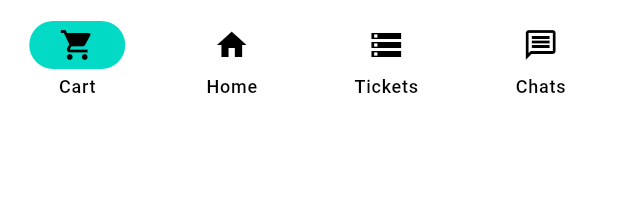
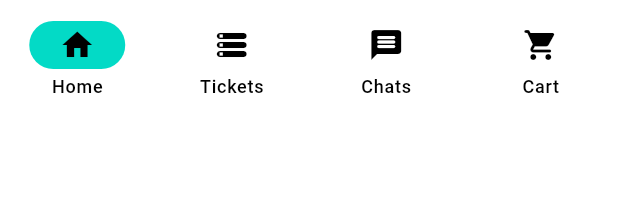
Before and after one commit to mpodmanicky/mtaa-beshket-frontend, a Flutter app: the NavBar widget shown alone on an empty page, opened directly, on a phone screen of 412 x 824 dp. Shown: the top 220 px of the screen. Run offline on Flutter 3.47's test engine with Material 3 defaults, Android fonts, the phone set to English and light mode, and no system bars; our stand-ins replace firebase_auth, firebase_core; accounts and stored records are empty.

Commit message:
edited-navigation-bar

```diff
--- a/beshket/lib/features/authentication/widgets/navigation_bar.dart
+++ b/beshket/lib/features/authentication/widgets/navigation_bar.dart
@@ -23,12 +23,13 @@ class _NavBarState extends State<NavBar> {
   Widget build(BuildContext context) {
     return NavigationBar(
       destinations: [
-        NavigationDestination(icon: Icon(Icons.shopping_cart), label: 'Cart'),
         NavigationDestination(icon: Icon(Icons.home), label: 'Home'),
         NavigationDestination(
-            icon: Icon(Icons.storage_outlined), label: 'Tickets'),
+            icon: Icon(Icons.storage_rounded), label: 'Tickets'),
         NavigationDestination(
-            icon: Icon(Icons.message_outlined), label: 'Chats'),
+            icon: Icon(Icons.message_rounded), label: 'Chats'),
+        NavigationDestination(
+            icon: Icon(Icons.shopping_cart_rounded), label: 'Cart'),
       ],
       selectedIndex: currentIndex,
       onDestinationSelected: (int index) {
```
